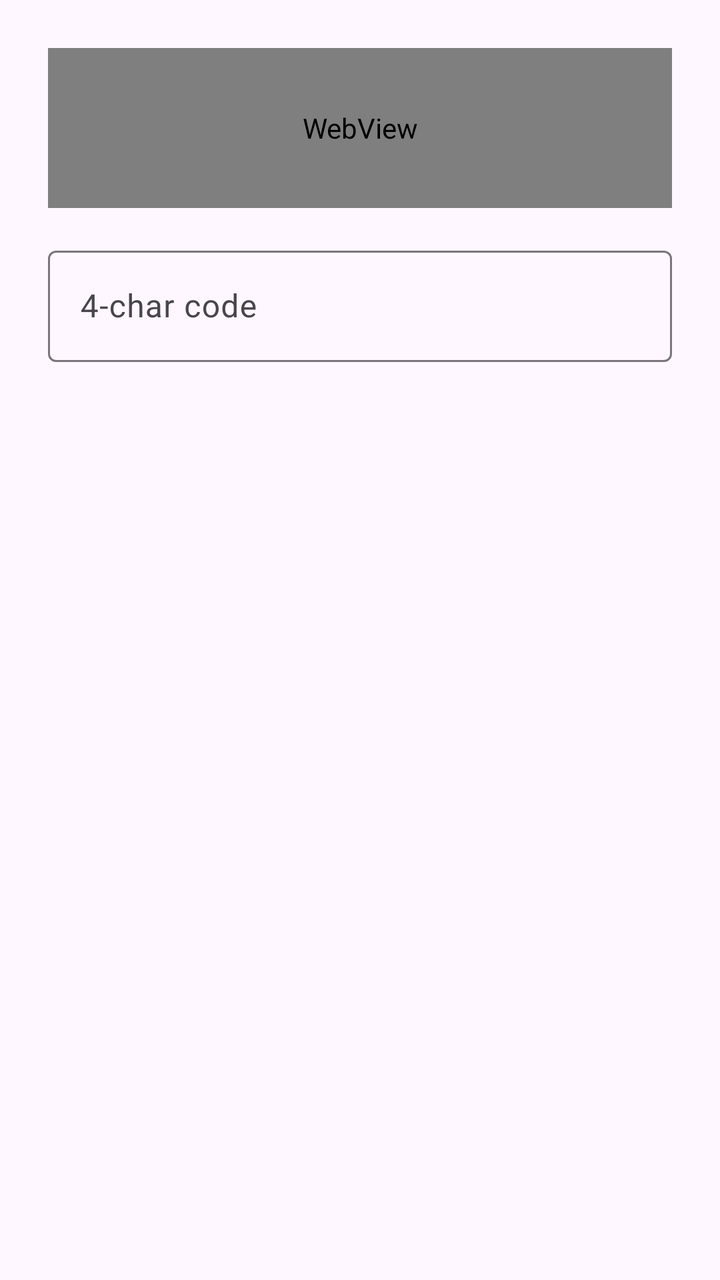
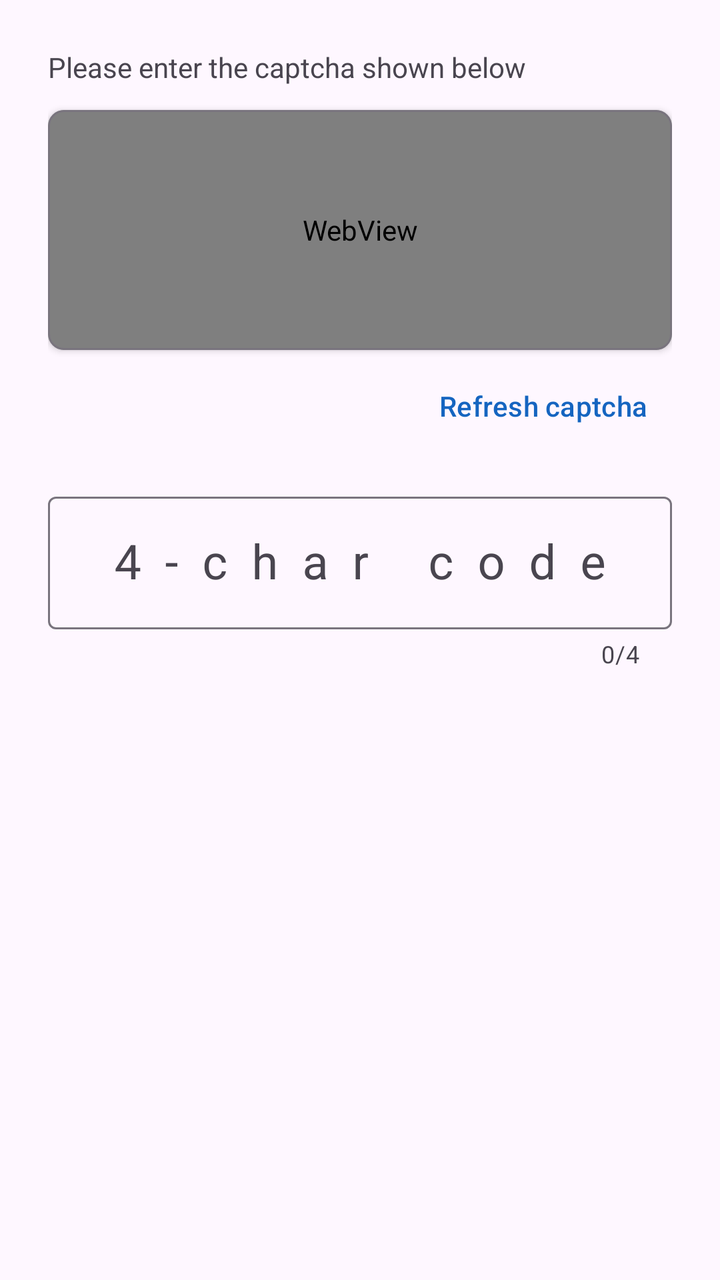

An Android layout rendered at two revisions. The XML below is the earlier revision; the diff shows what the commit changed to produce the second picture.
<!-- AndroidManifest.xml: application theme Theme.SEUDoorLock -->
<!-- res/layout/dialog_captcha.xml -->
<?xml version="1.0" encoding="utf-8"?>
<LinearLayout
    xmlns:android="http://schemas.android.com/apk/res/android"
    android:layout_width="match_parent"
    android:layout_height="wrap_content"
    android:orientation="vertical"
    android:padding="24dp">

    <WebView
        android:id="@+id/ivCaptcha"
        android:layout_width="match_parent"
        android:layout_height="80dp"
        android:background="#F0F0F0"/>

    <com.google.android.material.textfield.TextInputLayout
        android:id="@+id/tilCaptcha"
        style="@style/Widget.Material3.TextInputLayout.OutlinedBox"
        android:layout_width="match_parent"
        android:layout_height="wrap_content"
        android:hint="@string/hint_captcha"
        android:layout_marginTop="16dp">

        <com.google.android.material.textfield.TextInputEditText
            android:id="@+id/etCaptcha"
            android:layout_width="match_parent"
            android:layout_height="wrap_content"
            android:inputType="textVisiblePassword"
            android:maxLength="4"/>

    </com.google.android.material.textfield.TextInputLayout>

</LinearLayout>
<!-- resources referenced by this layout -->
<resources>
  <string name="hint_captcha">4-char code</string>
  <style name="Theme.SEUDoorLock" parent="Theme.Material3.Light.NoActionBar">
          <item name="colorPrimary">@color/primary</item>
          <item name="colorPrimaryContainer">@color/primary_light</item>
          <item name="colorOnPrimary">@android:color/white</item>
          <item name="colorSecondary">@color/secondary</item>
          <item name="android:statusBarColor">@color/primary</item>
      </style>
  <color name="primary">#1565C0</color>
  <color name="primary_light">#BBDEFB</color>
  <color name="secondary">#FF6F00</color>
</resources>

<!-- the commit's change to res/layout/dialog_captcha.xml (unified diff, before → after) -->
@@ -1,16 +1,46 @@
 <?xml version="1.0" encoding="utf-8"?>
 <LinearLayout
     xmlns:android="http://schemas.android.com/apk/res/android"
+    xmlns:app="http://schemas.android.com/apk/res-auto"
     android:layout_width="match_parent"
     android:layout_height="wrap_content"
     android:orientation="vertical"
     android:padding="24dp">
 
-    <WebView
-        android:id="@+id/ivCaptcha"
+    <TextView
+        android:id="@+id/tvCaptchaLabel"
+        android:layout_width="wrap_content"
+        android:layout_height="wrap_content"
+        android:text="Please enter the captcha shown below"
+        android:textSize="14sp"
+        android:textColor="?android:attr/textColorSecondary"
+        android:layout_marginBottom="12dp"/>
+
+    <com.google.android.material.card.MaterialCardView
         android:layout_width="match_parent"
-        android:layout_height="80dp"
-        android:background="#F0F0F0"/>
+        android:layout_height="wrap_content"
+        app:cardCornerRadius="8dp"
+        app:cardElevation="2dp"
+        app:strokeWidth="1dp"
+        app:strokeColor="?attr/colorOutline">
+
+        <WebView
+            android:id="@+id/ivCaptcha"
+            android:layout_width="match_parent"
+            android:layout_height="120dp"
+            android:background="@android:color/white"
+            android:padding="8dp"/>
+
+    </com.google.android.material.card.MaterialCardView>
+
+    <com.google.android.material.button.MaterialButton
+        android:id="@+id/btnRefreshCaptcha"
+        style="@style/Widget.Material3.Button.TextButton"
+        android:layout_width="wrap_content"
+        android:layout_height="wrap_content"
+        android:text="Refresh captcha"
+        android:layout_gravity="end"
+        android:layout_marginTop="4dp"/>
 
     <com.google.android.material.textfield.TextInputLayout
         android:id="@+id/tilCaptcha"
@@ -18,14 +48,19 @@
         android:layout_width="match_parent"
         android:layout_height="wrap_content"
         android:hint="@string/hint_captcha"
-        android:layout_marginTop="16dp">
+        android:layout_marginTop="16dp"
+        app:counterEnabled="true"
+        app:counterMaxLength="4">
 
         <com.google.android.material.textfield.TextInputEditText
             android:id="@+id/etCaptcha"
             android:layout_width="match_parent"
             android:layout_height="wrap_content"
-            android:inputType="textVisiblePassword"
-            android:maxLength="4"/>
+            android:inputType="textCapCharacters|textVisiblePassword"
+            android:maxLength="4"
+            android:textSize="24sp"
+            android:gravity="center"
+            android:letterSpacing="0.5"/>
 
     </com.google.android.material.textfield.TextInputLayout>
 
